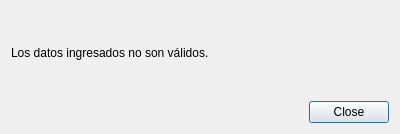
First picture: the form in windows/templates/datosInvalidos.ui, repository HitomiD/Proyecto-Desarrollo, before the edit.
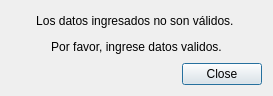
Second picture: the form after the edit. Icons and pictures are not drawn.

The edit to the form file:
```diff
--- a/windows/templates/datosInvalidos.ui
+++ b/windows/templates/datosInvalidos.ui
@@ -6,10 +6,16 @@
    <rect>
     <x>0</x>
     <y>0</y>
-    <width>400</width>
-    <height>134</height>
+    <width>273</width>
+    <height>96</height>
    </rect>
   </property>
+  <property name="maximumSize">
+   <size>
+    <width>400</width>
+    <height>96</height>
+   </size>
+  </property>
   <property name="windowTitle">
    <string>Dialog</string>
   </property>
@@ -17,7 +23,7 @@
    <item>
     <widget class="QLabel" name="label">
      <property name="text">
-      <string>Los datos ingresados no son válidos.</string>
+      <string>&lt;html&gt;&lt;head/&gt;&lt;body&gt;&lt;p align=&quot;center&quot;&gt;Los datos ingresados no son válidos. &lt;/p&gt;&lt;p align=&quot;center&quot;&gt;Por favor, ingrese datos validos.&lt;/p&gt;&lt;/body&gt;&lt;/html&gt;</string>
      </property>
     </widget>
    </item>
```
Left out of the diff: 8 changed lines with no effect on the pictures.
